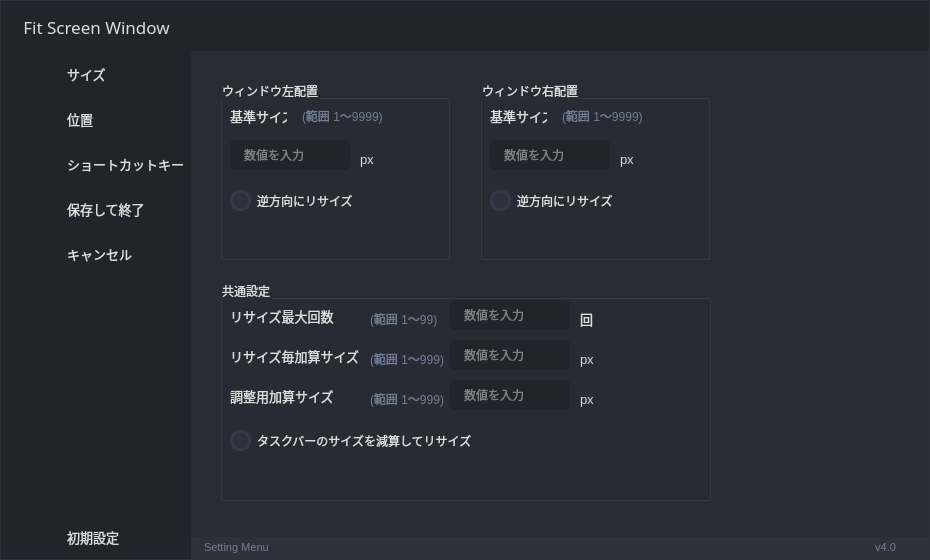
Above: app/src/gui/configgui.ui from Kawaichi0228/FitScreenWindow before the change. Below: the same form after it.
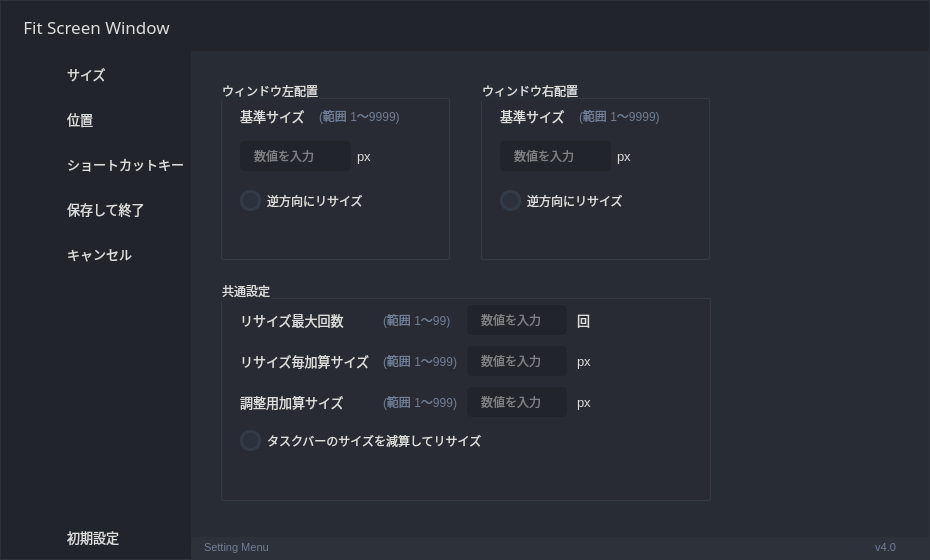
That is the form after the change. The open tabs and pages were chosen to show the change. Icons and pictures are not drawn.

Commit message: feat: GUIのレイアウトを一通り揃えた

The edit to the form file:
```diff
--- a/app/src/gui/configgui.ui
+++ b/app/src/gui/configgui.ui
@@ -60,8 +60,12 @@
 	border-radius: 5px;
 	border: 2px solid rgb(33, 37, 43);
 	padding-left: 10px;
-	selection-color: rgb(255, 255, 255);
-	selection-background-color: #FF5F5F;
+
+    /* なにも値が入力されていないときに表示するテキストの色 */
+	selection-color: rgb(64, 71, 88);
+
+    /* 入力したテキストを選択しているときのテキストボックス内背景 */
+	selection-background-color: #83FFE6;
 }
 QLineEdit:hover {
 	border: 2px solid rgb(64, 71, 88);
@@ -116,10 +120,12 @@
 	background-repeat: no-reperat;
 }
 QComboBox QAbstractItemView {
-	color: #FF5F5F;	
 	background-color: rgb(33, 37, 43);
 	padding: 10px;
 	selection-background-color: rgb(39, 44, 54);
+
+    /* リストアイテムの文字色*/
+	color: #83FFE6;
 }
 
 
@@ -185,7 +191,8 @@
 
 /* Bottom Bar */
 #rightBoxBottomBar { background-color: rgb(44, 49, 58); }
-#rightBoxBottomBar QLabel { font-size: 11px; color: rgb(113, 126, 149); padding-left: 10px; padding-right: 10px; padding-bottom: 2px; }</string>
+#rightBoxBottomBar QLabel { font-size: 11px; color: rgb(113, 126, 149); padding-left: 10px; padding-right: 10px; padding-bottom: 2px; }
+</string>
    </property>
    <widget class="QFrame" name="entireBg">
     <property name="geometry">
@@ -857,40 +864,37 @@
                       <property name="title">
                        <string>ウィンドウ左配置</string>
                       </property>
-                      <widget class="QLabel" name="labelBoxBlenderInstalation">
+                      <widget class="QCheckBox" name="checkBox_is_reverse_direction_windowleft">
                        <property name="geometry">
                         <rect>
-                         <x>10</x>
-                         <y>27</y>
-                         <width>57</width>
-                         <height>18</height>
+                         <x>20</x>
+                         <y>110</y>
+                         <width>211</width>
+                         <height>21</height>
                         </rect>
                        </property>
-                       <property name="font">
-                        <font>
-                         <family>Segoe UI</family>
-                         <pointsize>10</pointsize>
-                         <weight>50</weight>
-                         <italic>false</italic>
-                         <bold>false</bold>
-                        </font>
+                       <property name="autoFillBackground">
+                        <bool>false</bool>
                        </property>
                        <property name="styleSheet">
                         <string notr="true"/>
                        </property>
                        <property name="text">
-                        <string>基準サイズ</string>
+                        <string>逆方向にリサイズ</string>
                        </property>
                       </widget>
+                      <widget class="QWidget" name="horizontalLayoutWidget">
+                       <property name="geometry">
+                        <rect>
+                         <x>20</x>
+                         <y>60</y>
+                         <width>131</width>
+                         <height>32</height>
+                        </rect>
+                       </property>
+                       <layout class="QHBoxLayout" name="horizontalLayout_3">
+                        <item>
                       <widget class="QLineEdit" name="lineEdit_base_width_toleft_px">
-                       <property name="geometry">
-                        <rect>
-                         <x>10</x>
-                         <y>60</y>
-                         <width>120</width>
-                         <height>30</height>
-                        </rect>
-                       </property>
                        <property name="minimumSize">
                         <size>
                          <width>0</width>
@@ -907,15 +911,9 @@
                         <string>数値を入力</string>
                        </property>
                       </widget>
+                        </item>
+                        <item>
                       <widget class="QLabel" name="labelBoxBlenderInstalation_2">
-                       <property name="geometry">
-                        <rect>
-                         <x>140</x>
-                         <y>70</y>
-                         <width>16</width>
-                         <height>18</height>
-                        </rect>
-                       </property>
                        <property name="font">
                         <font>
                          <family>Segoe UI</family>
@@ -932,34 +930,40 @@
                         <string>px</string>
                        </property>
                       </widget>
-                      <widget class="QCheckBox" name="checkBox_is_reverse_direction_windowleft">
+                        </item>
+                       </layout>
+                      </widget>
+                      <widget class="QWidget" name="horizontalLayoutWidget_6">
                        <property name="geometry">
                         <rect>
-                         <x>10</x>
-                         <y>110</y>
-                         <width>211</width>
-                         <height>21</height>
+                         <x>20</x>
+                         <y>20</y>
+                         <width>160</width>
+                         <height>31</height>
                         </rect>
                        </property>
-                       <property name="autoFillBackground">
-                        <bool>false</bool>
+                       <layout class="QHBoxLayout" name="horizontalLayout_10">
+                        <item>
+                         <widget class="QLabel" name="labelBoxBlenderInstalation">
+                          <property name="font">
+                           <font>
+                            <family>Segoe UI</family>
+                            <pointsize>10</pointsize>
+                            <weight>50</weight>
+                            <italic>false</italic>
+                            <bold>false</bold>
+                           </font>
                        </property>
                        <property name="styleSheet">
                         <string notr="true"/>
                        </property>
                        <property name="text">
-                        <string>逆方向にリサイズ</string>
-                       </property>
-                      </widget>
+                           <string>基準サイズ</string>
+                          </property>
+                         </widget>
+                        </item>
+                        <item>
                       <widget class="QLabel" name="labelVersion_4">
-                       <property name="geometry">
-                        <rect>
-                         <x>82</x>
-                         <y>27</y>
-                         <width>141</width>
-                         <height>18</height>
-                        </rect>
-                       </property>
                        <property name="styleSheet">
                         <string notr="true">color: rgb(113, 126, 149);</string>
                        </property>
@@ -972,6 +976,9 @@
                        <property name="alignment">
                         <set>Qt::AlignLeading|Qt::AlignLeft|Qt::AlignVCenter</set>
                        </property>
+                         </widget>
+                        </item>
+                       </layout>
                       </widget>
                      </widget>
                     </item>
@@ -1016,40 +1023,37 @@
                     <property name="title">
                      <string>ウィンドウ右配置</string>
                     </property>
-                    <widget class="QLabel" name="labelBoxBlenderInstalation_5">
+                    <widget class="QCheckBox" name="checkBox_is_reverse_direction_windowright">
                      <property name="geometry">
                       <rect>
-                       <x>10</x>
-                       <y>27</y>
-                       <width>57</width>
-                       <height>18</height>
+                       <x>20</x>
+                       <y>110</y>
+                       <width>211</width>
+                       <height>21</height>
                       </rect>
                      </property>
-                     <property name="font">
-                      <font>
-                       <family>Segoe UI</family>
-                       <pointsize>10</pointsize>
-                       <weight>50</weight>
-                       <italic>false</italic>
-                       <bold>false</bold>
-                      </font>
+                     <property name="autoFillBackground">
+                      <bool>false</bool>
                      </property>
                      <property name="styleSheet">
                       <string notr="true"/>
                      </property>
                      <property name="text">
-                      <string>基準サイズ</string>
+                      <string>逆方向にリサイズ</string>
                      </property>
                     </widget>
+                    <widget class="QWidget" name="horizontalLayoutWidget_2">
+                     <property name="geometry">
+                      <rect>
+                       <x>20</x>
+                       <y>60</y>
+                       <width>131</width>
+                       <height>32</height>
+                      </rect>
+                     </property>
+                     <layout class="QHBoxLayout" name="horizontalLayout_6">
+                      <item>
                     <widget class="QLineEdit" name="lineEdit_base_width_toright_px">
-                     <property name="geometry">
-                      <rect>
-                       <x>10</x>
-                       <y>60</y>
-                       <width>120</width>
-                       <height>30</height>
-                      </rect>
-                     </property>
                      <property name="minimumSize">
                       <size>
                        <width>0</width>
@@ -1066,15 +1070,9 @@
                       <string>数値を入力</string>
                      </property>
                     </widget>
+                      </item>
+                      <item>
                     <widget class="QLabel" name="labelBoxBlenderInstalation_6">
-                     <property name="geometry">
-                      <rect>
-                       <x>140</x>
-                       <y>70</y>
-                       <width>16</width>
-                       <height>18</height>
-                      </rect>
-                     </property>
                      <property name="font">
                       <font>
                        <family>Segoe UI</family>
@@ -1091,34 +1089,40 @@
                       <string>px</string>
                      </property>
                     </widget>
-                    <widget class="QCheckBox" name="checkBox_is_reverse_direction_windowright">
+                      </item>
+                     </layout>
+                    </widget>
+                    <widget class="QWidget" name="horizontalLayoutWidget_7">
                      <property name="geometry">
                       <rect>
-                       <x>10</x>
-                       <y>110</y>
-                       <width>211</width>
-                       <height>21</height>
+                       <x>20</x>
+                       <y>20</y>
+                       <width>160</width>
+                       <height>31</height>
                       </rect>
                      </property>
-                     <property name="autoFillBackground">
-                      <bool>false</bool>
+                     <layout class="QHBoxLayout" name="horizontalLayout_11">
+                      <item>
+                       <widget class="QLabel" name="labelBoxBlenderInstalation_5">
+                        <property name="font">
+                         <font>
+                          <family>Segoe UI</family>
+                          <pointsize>10</pointsize>
+                          <weight>50</weight>
+                          <italic>false</italic>
+                          <bold>false</bold>
+                         </font>
                      </property>
                      <property name="styleSheet">
                       <string notr="true"/>
                      </property>
                      <property name="text">
-                      <string>逆方向にリサイズ</string>
-                     </property>
-                    </widget>
+                         <string>基準サイズ</string>
+                        </property>
+                       </widget>
+                      </item>
+                      <item>
                     <widget class="QLabel" name="labelVersion_6">
-                     <property name="geometry">
-                      <rect>
-                       <x>82</x>
-                       <y>27</y>
-                       <width>141</width>
-                       <height>18</height>
-                      </rect>
-                     </property>
                      <property name="styleSheet">
                       <string notr="true">color: rgb(113, 126, 149);</string>
                      </property>
@@ -1131,6 +1135,9 @@
                      <property name="alignment">
                       <set>Qt::AlignLeading|Qt::AlignLeft|Qt::AlignVCenter</set>
                      </property>
+                       </widget>
+                      </item>
+                     </layout>
                     </widget>
                    </widget>
                   </widget>
@@ -1173,85 +1180,10 @@
                     <property name="title">
                      <string>共通設定</string>
                     </property>
-                    <widget class="QLabel" name="labelBoxBlenderInstalation_7">
-                     <property name="geometry">
-                      <rect>
-                       <x>10</x>
-                       <y>27</y>
-                       <width>131</width>
-                       <height>18</height>
-                      </rect>
-                     </property>
-                     <property name="font">
-                      <font>
-                       <family>Segoe UI</family>
-                       <pointsize>10</pointsize>
-                       <weight>50</weight>
-                       <italic>false</italic>
-                       <bold>false</bold>
-                      </font>
-                     </property>
-                     <property name="styleSheet">
-                      <string notr="true"/>
-                     </property>
-                     <property name="text">
-                      <string>リサイズ最大回数</string>
-                     </property>
-                    </widget>
-                    <widget class="QLineEdit" name="lineEdit_resize_max_cnt">
-                     <property name="geometry">
-                      <rect>
-                       <x>230</x>
-                       <y>20</y>
-                       <width>120</width>
-                       <height>30</height>
-                      </rect>
-                     </property>
-                     <property name="minimumSize">
-                      <size>
-                       <width>0</width>
-                       <height>30</height>
-                      </size>
-                     </property>
-                     <property name="styleSheet">
-                      <string notr="true">background-color: rgb(33, 37, 43);</string>
-                     </property>
-                     <property name="text">
-                      <string/>
-                     </property>
-                     <property name="placeholderText">
-                      <string>数値を入力</string>
-                     </property>
-                    </widget>
-                    <widget class="QLabel" name="labelBoxBlenderInstalation_8">
-                     <property name="geometry">
-                      <rect>
-                       <x>360</x>
-                       <y>30</y>
-                       <width>16</width>
-                       <height>18</height>
-                      </rect>
-                     </property>
-                     <property name="font">
-                      <font>
-                       <family>Segoe UI</family>
-                       <pointsize>10</pointsize>
-                       <weight>50</weight>
-                       <italic>false</italic>
-                       <bold>false</bold>
-                      </font>
-                     </property>
-                     <property name="styleSheet">
-                      <string notr="true"/>
-                     </property>
-                     <property name="text">
-                      <string>回</string>
-                     </property>
-                    </widget>
                     <widget class="QCheckBox" name="checkBox_is_subtract_taskbar">
                      <property name="geometry">
                       <rect>
-                       <x>10</x>
+                       <x>20</x>
                        <y>150</y>
                        <width>321</width>
                        <height>21</height>
@@ -1267,37 +1199,49 @@
                       <string>タスクバーのサイズを減算してリサイズ</string>
                      </property>
                     </widget>
-                    <widget class="QLabel" name="labelVersion_7">
+                    <widget class="QWidget" name="gridLayoutWidget">
                      <property name="geometry">
                       <rect>
-                       <x>150</x>
-                       <y>30</y>
-                       <width>81</width>
-                       <height>18</height>
+                       <x>20</x>
+                       <y>20</y>
+                       <width>351</width>
+                       <height>123</height>
                       </rect>
                      </property>
+                     <layout class="QGridLayout" name="gridLayout">
+                      <property name="leftMargin">
+                       <number>0</number>
+                      </property>
+                      <property name="topMargin">
+                       <number>0</number>
+                      </property>
+                      <property name="horizontalSpacing">
+                       <number>10</number>
+                      </property>
+                      <property name="verticalSpacing">
+                       <number>6</number>
+                      </property>
+                      <item row="0" column="0">
+                       <widget class="QLabel" name="labelBoxBlenderInstalation_7">
+                        <property name="font">
+                         <font>
+                          <family>Segoe UI</family>
+                          <pointsize>10</pointsize>
+                          <weight>50</weight>
+                          <italic>false</italic>
+                          <bold>false</bold>
+                         </font>
+                        </property>
                      <property name="styleSheet">
-                      <string notr="true">color: rgb(113, 126, 149);</string>
-                     </property>
-                     <property name="lineWidth">
-                      <number>1</number>
+                         <string notr="true"/>
                      </property>
                      <property name="text">
-                      <string>(範囲 1～99)</string>
-                     </property>
-                     <property name="alignment">
-                      <set>Qt::AlignLeading|Qt::AlignLeft|Qt::AlignVCenter</set>
-                     </property>
-                    </widget>
+                         <string>リサイズ最大回数</string>
+                        </property>
+                       </widget>
+                      </item>
+                      <item row="3" column="5">
                     <widget class="QLabel" name="labelBoxBlenderInstalation_9">
-                     <property name="geometry">
-                      <rect>
-                       <x>360</x>
-                       <y>70</y>
-                       <width>16</width>
-                       <height>18</height>
-                      </rect>
-                     </property>
                      <property name="font">
                       <font>
                        <family>Segoe UI</family>
@@ -1314,65 +1258,9 @@
                       <string>px</string>
                      </property>
                     </widget>
-                    <widget class="QLabel" name="labelBoxBlenderInstalation_10">
-                     <property name="geometry">
-                      <rect>
-                       <x>10</x>
-                       <y>67</y>
-                       <width>131</width>
-                       <height>18</height>
-                      </rect>
-                     </property>
-                     <property name="font">
-                      <font>
-                       <family>Segoe UI</family>
-                       <pointsize>10</pointsize>
-                       <weight>50</weight>
-                       <italic>false</italic>
-                       <bold>false</bold>
-                      </font>
-                     </property>
-                     <property name="styleSheet">
-                      <string notr="true"/>
-                     </property>
-                     <property name="text">
-                      <string>リサイズ毎加算サイズ</string>
-                     </property>
-                    </widget>
-                    <widget class="QLineEdit" name="lineEdit_resize_add_width_px">
-                     <property name="geometry">
-                      <rect>
-                       <x>230</x>
-                       <y>60</y>
-                       <width>120</width>
-                       <height>30</height>
-                      </rect>
-                     </property>
-                     <property name="minimumSize">
-                      <size>
-                       <width>0</width>
-                       <height>30</height>
-                      </size>
-                     </property>
-                     <property name="styleSheet">
-                      <string notr="true">background-color: rgb(33, 37, 43);</string>
-                     </property>
-                     <property name="text">
-                      <string/>
-                     </property>
-                     <property name="placeholderText">
-                      <string>数値を入力</string>
-                     </property>
-                    </widget>
+                      </item>
+                      <item row="3" column="1">
                     <widget class="QLabel" name="labelVersion_8">
-                     <property name="geometry">
-                      <rect>
-                       <x>150</x>
-                       <y>70</y>
-                       <width>81</width>
-                       <height>18</height>
-                      </rect>
-                     </property>
                      <property name="styleSheet">
                       <string notr="true">color: rgb(113, 126, 149);</string>
                      </property>
@@ -1386,40 +1274,25 @@
                       <set>Qt::AlignLeading|Qt::AlignLeft|Qt::AlignVCenter</set>
                      </property>
                     </widget>
-                    <widget class="QLabel" name="labelBoxBlenderInstalation_11">
-                     <property name="geometry">
-                      <rect>
-                       <x>360</x>
-                       <y>110</y>
-                       <width>16</width>
-                       <height>18</height>
-                      </rect>
-                     </property>
-                     <property name="font">
-                      <font>
-                       <family>Segoe UI</family>
-                       <pointsize>10</pointsize>
-                       <weight>50</weight>
-                       <italic>false</italic>
-                       <bold>false</bold>
-                      </font>
-                     </property>
+                      </item>
+                      <item row="4" column="1">
+                       <widget class="QLabel" name="labelVersion_9">
                      <property name="styleSheet">
-                      <string notr="true"/>
-                     </property>
+                         <string notr="true">color: rgb(113, 126, 149);</string>
+                        </property>
+                        <property name="lineWidth">
+                         <number>1</number>
+                        </property>
                      <property name="text">
-                      <string>px</string>
-                     </property>
-                    </widget>
+                         <string>(範囲 1～999)</string>
+                        </property>
+                        <property name="alignment">
+                         <set>Qt::AlignLeading|Qt::AlignLeft|Qt::AlignVCenter</set>
+                        </property>
+                       </widget>
+                      </item>
+                      <item row="4" column="0">
                     <widget class="QLabel" name="labelBoxBlenderInstalation_12">
-                     <property name="geometry">
-                      <rect>
-                       <x>10</x>
-                       <y>107</y>
-                       <width>131</width>
-                       <height>18</height>
-                      </rect>
-                     </property>
                      <property name="font">
                       <font>
                        <family>Segoe UI</family>
@@ -1436,15 +1309,28 @@
                       <string>調整用加算サイズ</string>
                      </property>
                     </widget>
-                    <widget class="QLabel" name="labelVersion_9">
-                     <property name="geometry">
-                      <rect>
-                       <x>150</x>
-                       <y>110</y>
-                       <width>81</width>
-                       <height>18</height>
-                      </rect>
-                     </property>
+                      </item>
+                      <item row="4" column="5">
+                       <widget class="QLabel" name="labelBoxBlenderInstalation_11">
+                        <property name="font">
+                         <font>
+                          <family>Segoe UI</family>
+                          <pointsize>10</pointsize>
+                          <weight>50</weight>
+                          <italic>false</italic>
+                          <bold>false</bold>
+                         </font>
+                        </property>
+                        <property name="styleSheet">
+                         <string notr="true"/>
+                        </property>
+                        <property name="text">
+                         <string>px</string>
+                        </property>
+                       </widget>
+                      </item>
+                      <item row="0" column="1">
+                       <widget class="QLabel" name="labelVersion_7">
                      <property name="styleSheet">
                       <string notr="true">color: rgb(113, 126, 149);</string>
                      </property>
@@ -1452,21 +1338,72 @@
                       <number>1</number>
                      </property>
                      <property name="text">
-                      <string>(範囲 1～999)</string>
+                         <string>(範囲 1～99)</string>
                      </property>
                      <property name="alignment">
                       <set>Qt::AlignLeading|Qt::AlignLeft|Qt::AlignVCenter</set>
                      </property>
                     </widget>
+                      </item>
+                      <item row="3" column="0">
+                       <widget class="QLabel" name="labelBoxBlenderInstalation_10">
+                        <property name="font">
+                         <font>
+                          <family>Segoe UI</family>
+                          <pointsize>10</pointsize>
+                          <weight>50</weight>
+                          <italic>false</italic>
+                          <bold>false</bold>
+                         </font>
+                        </property>
+                        <property name="styleSheet">
+                         <string notr="true"/>
+                        </property>
+                        <property name="text">
+                         <string>リサイズ毎加算サイズ </string>
+                        </property>
+                       </widget>
+                      </item>
+                      <item row="4" column="4">
                     <widget class="QLineEdit" name="lineEdit_adjust_width_px">
-                     <property name="geometry">
-                      <rect>
-                       <x>230</x>
-                       <y>100</y>
-                       <width>120</width>
+                        <property name="minimumSize">
+                         <size>
+                          <width>0</width>
                        <height>30</height>
-                      </rect>
-                     </property>
+                         </size>
+                        </property>
+                        <property name="styleSheet">
+                         <string notr="true">background-color: rgb(33, 37, 43);</string>
+                        </property>
+                        <property name="text">
+                         <string/>
+                        </property>
+                        <property name="placeholderText">
+                         <string>数値を入力</string>
+                        </property>
+                       </widget>
+                      </item>
+                      <item row="0" column="5">
+                       <widget class="QLabel" name="labelBoxBlenderInstalation_8">
+                        <property name="font">
+                         <font>
+                          <family>Segoe UI</family>
+                          <pointsize>10</pointsize>
+                          <weight>50</weight>
+                          <italic>false</italic>
+                          <bold>false</bold>
+                         </font>
+                        </property>
+                        <property name="styleSheet">
+                         <string notr="true"/>
+                        </property>
+                        <property name="text">
+                         <string>回</string>
+                        </property>
+                       </widget>
+                      </item>
+                      <item row="3" column="4">
+                       <widget class="QLineEdit" name="lineEdit_resize_add_width_px">
                      <property name="minimumSize">
                       <size>
                        <width>0</width>
@@ -1482,6 +1419,28 @@
                      <property name="placeholderText">
                       <string>数値を入力</string>
                      </property>
+                       </widget>
+                      </item>
+                      <item row="0" column="4">
+                       <widget class="QLineEdit" name="lineEdit_resize_max_cnt">
+                        <property name="minimumSize">
+                         <size>
+                          <width>0</width>
+                          <height>30</height>
+                         </size>
+                        </property>
+                        <property name="styleSheet">
+                         <string notr="true">background-color: rgb(33, 37, 43);</string>
+                        </property>
+                        <property name="text">
+                         <string/>
+                        </property>
+                        <property name="placeholderText">
+                         <string>数値を入力</string>
+                        </property>
+                       </widget>
+                      </item>
+                     </layout>
                     </widget>
                    </widget>
                   </widget>
```
Left out of the diff: 319 changed lines with no effect on the pictures. Lines whose indentation alone changed are shown as unchanged. The commit also changes 2 other files.
